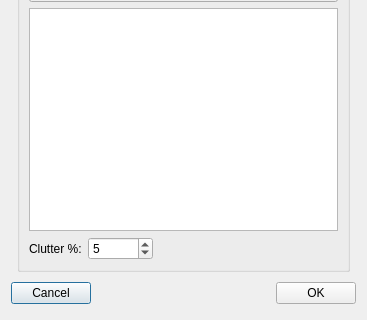
heinermann/ChkForge, file ChkForge/newmap.ui: the form before one commit; both pictures show x 0 to 367 and y 191 to 511 of the 367 by 511 pixel window.
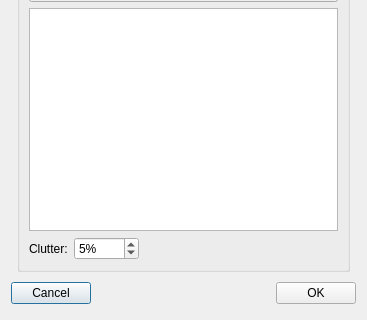
The form after the commit.

Diff of the .ui file:
```diff
--- a/ChkForge/newmap.ui
+++ b/ChkForge/newmap.ui
@@ -225,6 +225,9 @@
         <property name="correctionMode">
          <enum>QAbstractSpinBox::CorrectToNearestValue</enum>
         </property>
+        <property name="suffix">
+         <string notr="true">%</string>
+        </property>
         <property name="maximum">
          <number>100</number>
         </property>
@@ -236,7 +239,7 @@
       <item row="5" column="0">
        <widget class="QLabel" name="label_3">
         <property name="text">
-         <string>Clutter %:</string>
+         <string>Clutter:</string>
         </property>
        </widget>
       </item>
```
Left out of the diff: 11 changed lines with no effect on the pictures.
